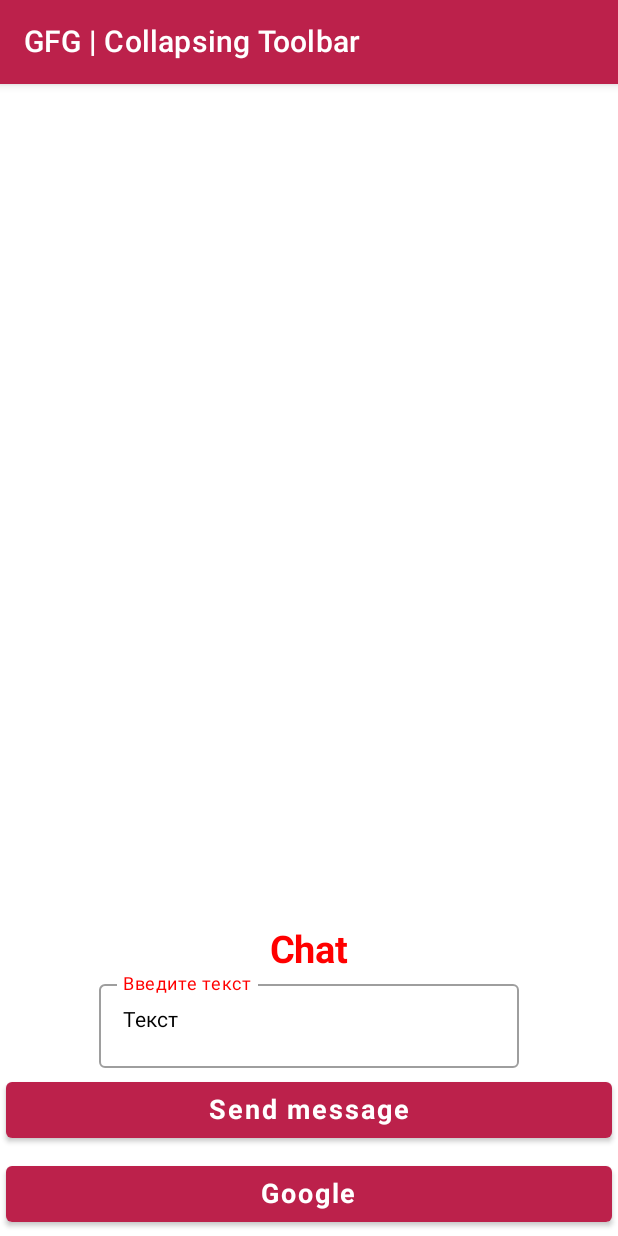
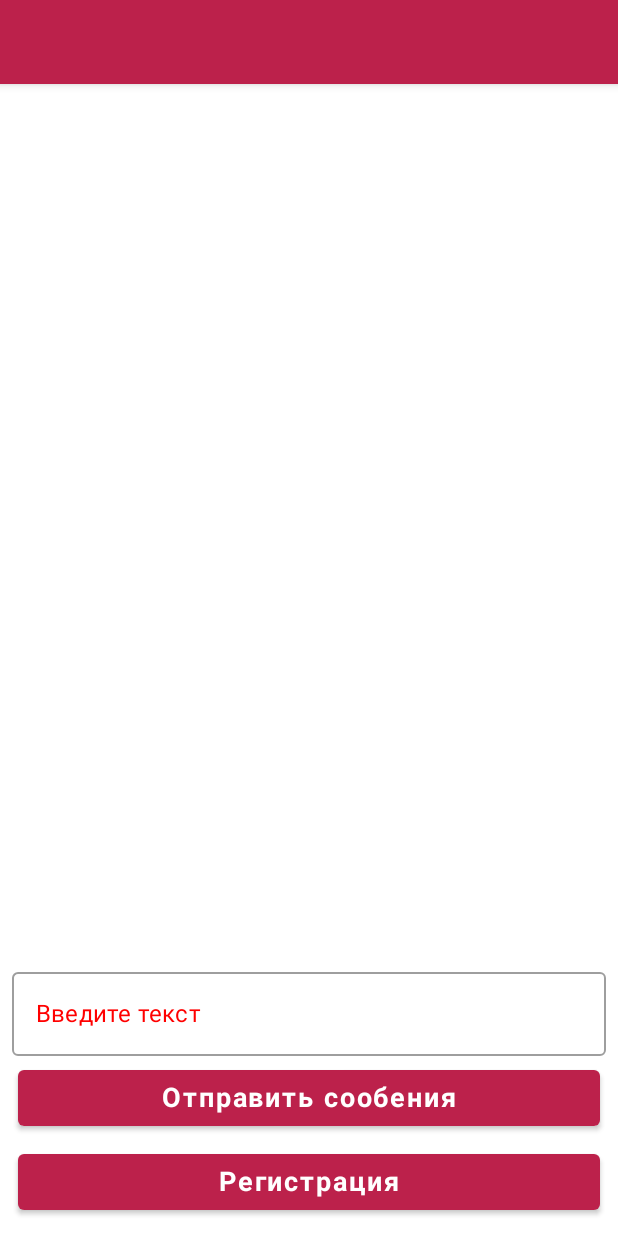
Before and after one commit to spiritofenergy/ChatWithFirebase, an Android app built with Jetpack Compose: the @Preview function PrevChat, on a phone screen of 412 x 824 dp. Run offline under Robolectric (Android 15) with nearby library versions, the phone set to English and light mode, and no system bars; our stand-ins replace Firebase (no records; nobody signed in at launch, a user with empty details on screens opened directly), Picasso.

Commit message:
first commit

```diff
--- a/app/src/main/java/com/kodex/chatwithfirebase/LoginScreenViewModel.kt
+++ b/app/src/main/java/com/kodex/chatwithfirebase/LoginScreenViewModel.kt
@@ -1,6 +1,7 @@
 package com.kodex.chatwithfirebase
 
 import android.net.wifi.hotspot2.pps.Credential
+import android.util.Log
 import androidx.lifecycle.ViewModel
 import androidx.lifecycle.viewModelScope
 import com.google.android.gms.auth.api.identity.SignInPassword
@@ -20,7 +21,11 @@ class LoginScreenViewModel: ViewModel() {
         try {
             loadingState.emit(LoadingState.LOADING)
             Firebase.auth.signInWithEmailAndPassword(email, password).await()
+            Log.d("MyLog", "$email & $password")
             loadingState.emit(LoadingState.LOADED)
+        } catch (e:Exception){
+            Firebase.auth.createUserWithEmailAndPassword(email, password).await()
+
         } catch (e:Exception){
             loadingState.emit(LoadingState.error(e.localizedMessage))
         }
--- /dev/null
+++ b/app/src/main/java/com/kodex/chatwithfirebase/MainViewModel.kt
@@ -0,0 +1,19 @@
+package com.kodex.chatwithfirebase
+
+import android.app.Application
+import android.util.Log
+import androidx.lifecycle.AndroidViewModel
+import com.kodex.chatwithfirebase.firebase.AppFirebaseRepository
+import com.kodex.chatwithfirebase.util.REPOSITORY
+
+class MainViewModel(application: Application): AndroidViewModel(application) {
+    val context = application
+    fun initDatabase(onSuccess: () -> Unit){
+        REPOSITORY = AppFirebaseRepository()
+        REPOSITORY.connectToDatabase(
+            {onSuccess()},
+            { Log.d("CheckData", "Error: ${it}")}
+        )
+
+    }
+}
--- a/app/src/main/java/com/kodex/chatwithfirebase/screens/Chat.kt
+++ /dev/null
@@ -1,108 +0,0 @@
-package com.kodex.chatwithfirebase.screens
-
-import android.content.Intent
-import android.provider.Settings.Global.getString
-import android.util.Log
-import android.view.Surface
-import androidx.activity.result.ActivityResultLauncher
-import androidx.activity.result.contract.ActivityResultContracts
-import androidx.compose.foundation.background
-import androidx.compose.foundation.layout.*
-import androidx.compose.foundation.lazy.LazyColumn
-import androidx.compose.foundation.lazy.rememberLazyListState
-import androidx.compose.material.*
-import androidx.compose.runtime.Composable
-import androidx.compose.ui.Alignment
-import androidx.compose.ui.Modifier
-import androidx.compose.ui.graphics.Color
-import androidx.compose.ui.res.colorResource
-import androidx.compose.ui.text.font.FontWeight
-import androidx.compose.ui.text.style.TextAlign
-import androidx.compose.ui.tooling.preview.Preview
-import androidx.compose.ui.unit.dp
-import androidx.compose.ui.unit.sp
-import androidx.core.content.res.TypedArrayUtils.getString
-import com.google.android.gms.auth.api.signin.GoogleSignIn
-import com.google.android.gms.auth.api.signin.GoogleSignInClient
-import com.google.android.gms.auth.api.signin.GoogleSignInOptions
-import com.google.firebase.auth.FirebaseAuth
-import com.google.firebase.auth.ktx.auth
-
-
-import com.google.firebase.database.ktx.database
-import com.google.firebase.ktx.Firebase
-import com.kodex.chatwithfirebase.R
-
-@Composable
-fun Chat() {
-    lateinit var launcher: ActivityResultLauncher<Intent>
-    lateinit var auth: FirebaseAuth
-
-    val database = Firebase.database
-    val myRef = database.getReference("message")
-    myRef.setValue("Hello,ytergeryj World!!!")
-
-
-    Scaffold(
-        topBar = {
-            TopAppBar(
-                title = { Text("GFG | Collapsing Toolbar",
-                color = Color.White) },
-                backgroundColor = (colorResource(R.color.colorPrimary))
-            ) },
-        )
-    {
-    }
-
-
-        Column(
-            modifier = Modifier
-                .fillMaxSize()
-                .wrapContentSize(Alignment.BottomEnd),
-            horizontalAlignment = Alignment.CenterHorizontally,
-            verticalArrangement = Arrangement.Center
-        ) {
-            Text(text = "Chat",
-                fontWeight = FontWeight.Bold,
-                color = Color.Red,
-                modifier = Modifier.align(Alignment.CenterHorizontally),
-                textAlign = TextAlign.Center,
-                fontSize = 25.sp
-            )
-            OutlinedTextField(
-                value = "Текст",
-                onValueChange = {  },
-                label = { Text(
-                    color = Color.Red,
-                    text = "Введите текст") },
-               // isError = isEmpty()
-            )
-
-            Button(modifier = Modifier
-                .fillMaxWidth()
-                .padding(4.dp), onClick = { Log.d("checkData","Button pressed") }, colors = ButtonDefaults.buttonColors(colorResource(id = R.color.colorPrimary))
-            ) {
-                Text(text = "Send message",
-                    fontWeight = FontWeight.Bold,
-                    color = Color.White,
-                    fontSize = 18.sp) }
-
-            Button(modifier = Modifier
-                .fillMaxWidth()
-                .padding(4.dp),
-                onClick = {
-                    Log.d("checkData","Button pressed")
-                          }, colors = ButtonDefaults.buttonColors(colorResource(id = R.color.colorPrimary))) {
-                Text(text = "Google",
-                    fontWeight = FontWeight.Bold,
-                    color = Color.White,
-                    fontSize = 18.sp) }
-        }
-    }
-
-
-@Preview(showBackground = true)
-@Composable
-fun PrevChat(){
-    Chat()
-}
--- /dev/null
+++ b/app/src/main/java/com/kodex/chatwithfirebase/screens/ChatScreen.kt
@@ -0,0 +1,115 @@
+package com.kodex.chatwithfirebase.screens
+
+import android.util.Log
+import androidx.compose.foundation.layout.*
+import androidx.compose.material.*
+import androidx.compose.runtime.*
+import androidx.compose.ui.Alignment
+import androidx.compose.ui.Modifier
+import androidx.compose.ui.graphics.Color
+import androidx.compose.ui.res.colorResource
+import androidx.compose.ui.res.stringResource
+import androidx.compose.ui.text.font.FontWeight
+import androidx.compose.ui.tooling.preview.Preview
+import androidx.compose.ui.unit.dp
+import androidx.compose.ui.unit.sp
+import androidx.lifecycle.viewmodel.compose.viewModel
+import androidx.navigation.NavController
+import androidx.navigation.compose.rememberNavController
+import com.google.firebase.auth.FirebaseAuth
+import com.google.firebase.auth.ktx.auth
+import com.google.firebase.database.ktx.database
+import com.google.firebase.ktx.Firebase
+import com.kodex.chatwithfirebase.LoginScreenViewModel
+import com.kodex.chatwithfirebase.MainViewModel
+import com.kodex.chatwithfirebase.R
+import com.kodex.chatwithfirebase.User
+import com.squareup.picasso.Picasso
+
+@Composable
+fun ChatScreen(navController: NavController, viewModel: MainViewModel) {
+
+    var message by remember { mutableStateOf("")}
+    var name by remember { mutableStateOf("")}
+
+    val database = Firebase.database
+    val myRef = database.getReference("message")
+    val myRefName = database.getReference("name")
+   // myRef.setValue("Hello,ytergeryj World!!!")
+    var auth: FirebaseAuth = Firebase.auth
+    name = auth.currentUser?.displayName.toString()
+   //  name = stringResource(id = R.string.app_name)
+
+
+
+    Scaffold(
+        topBar = {
+            TopAppBar(
+                title = {
+                    Text(name,
+                        color = Color.White
+                    )
+                },
+                navigationIcon = { Picasso.get().load(auth.currentUser?.photoUrl) },
+                backgroundColor = (colorResource(R.color.colorPrimary))
+            )
+        })
+    { innerPadding ->
+        Modifier.padding(innerPadding)
+    }
+    Column(
+        modifier = Modifier
+            .fillMaxSize()
+            .padding(8.dp)
+            .wrapContentSize(Alignment.BottomEnd),
+        horizontalAlignment = Alignment.CenterHorizontally,
+        verticalArrangement = Arrangement.Center
+    ) {
+        OutlinedTextField(
+            modifier = Modifier.fillMaxWidth(),
+            value = message,
+            onValueChange = { message = it},
+            label = { Text(color = Color.Red, text = "Введите текст") },
+        )
+        Button(
+            modifier = Modifier
+                .fillMaxWidth()
+                .padding(4.dp),
+            onClick = {
+                name = auth.currentUser?.displayName.toString()
+                myRef.setValue(message)
+                myRefName.setValue(name)
+               // myRef.setValue(User(auth.currentUser?.displayName.toString()).toString())
+              //  myRef.child(myRef.push().key ?: "Empty")
+             //       .setValue(User(auth.currentUser?.displayName))
+                Log.d("checkData", "Button pressed $message")
+                      },
+            colors = ButtonDefaults.buttonColors(colorResource(id = R.color.colorPrimary))
+        ) {
+            Text(
+                text = "Отправить сообения",
+                fontWeight = FontWeight.Bold,
+                color = Color.White,
+                fontSize = 18.sp
+            )
+        }
+        Button(modifier = Modifier
+            .fillMaxWidth()
+            .padding(4.dp), onClick = {
+            navController.navigate("login_screen")
+        }, colors = ButtonDefaults.buttonColors(colorResource(id = R.color.colorPrimary))) {
+            Text(
+                text = "Регистрация",
+                fontWeight = FontWeight.Bold,
+                color = Color.White,
+                fontSize = 18.sp
+            )
+        }
+    }
+}
+@Preview(showBackground = true)
+@Composable
+fun PrevChat(){
+    val navController = rememberNavController()
+    ChatScreen(navController = navController, viewModel = viewModel())
+}
```
Also changed, not shown: app/build.gradle (+8 -13 lines), app/src/main/java/com/kodex/chatwithfirebase/DatabaseRepository.kt (added, +24 -0 lines), app/src/main/java/com/kodex/chatwithfirebase/MainActivity.kt (+13 -29 lines), app/src/main/java/com/kodex/chatwithfirebase/Nav.kt (+22 -1 lines), app/src/main/java/com/kodex/chatwithfirebase/firebase/AllNotesLiveData.kt (added, +8 -0 lines), app/src/main/java/com/kodex/chatwithfirebase/firebase/AppFirebaseRepository.kt (added, +53 -0 lines), app/src/main/java/com/kodex/chatwithfirebase/model/Note.kt (added, +20 -0 lines), app/src/main/java/com/kodex/chatwithfirebase/screens/LoginScreen.kt (+46 -67 lines), app/src/main/java/com/kodex/chatwithfirebase/util/Constants.kt (added, +85 -0 lines).
